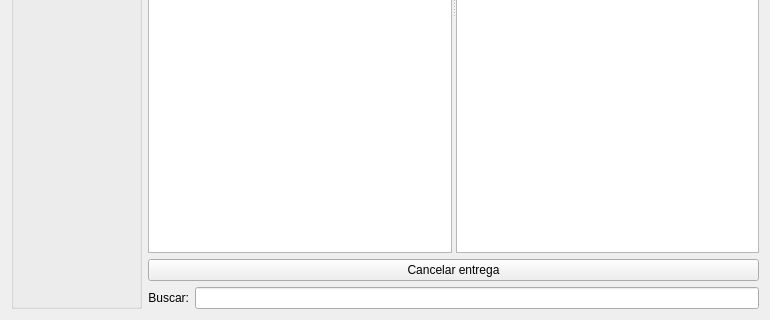
darktorres/ERP-STACCATO, file ui/widgetlogisticaentregues.ui: the form before one commit; both pictures show x 0 to 770 and y 270 to 590 of the 770 by 590 pixel window.
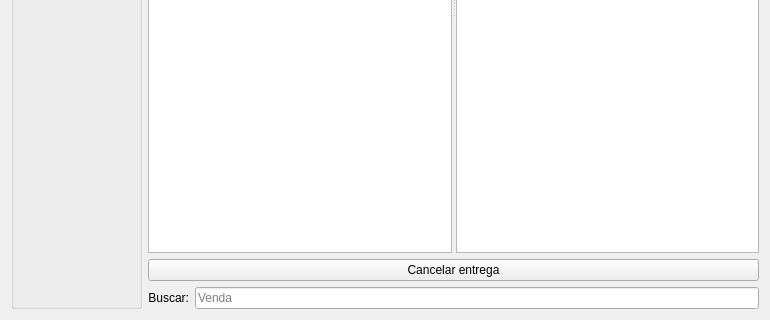
The form after the commit. Custom widgets are drawn as their Qt base class.

What changed in the file:
```diff
--- a/ui/widgetlogisticaentregues.ui
+++ b/ui/widgetlogisticaentregues.ui
@@ -153,6 +153,9 @@
        <property name="enabled">
         <bool>true</bool>
        </property>
+       <property name="placeholderText">
+        <string>Venda</string>
+       </property>
       </widget>
      </item>
      <item row="3" column="1" colspan="2">
```
